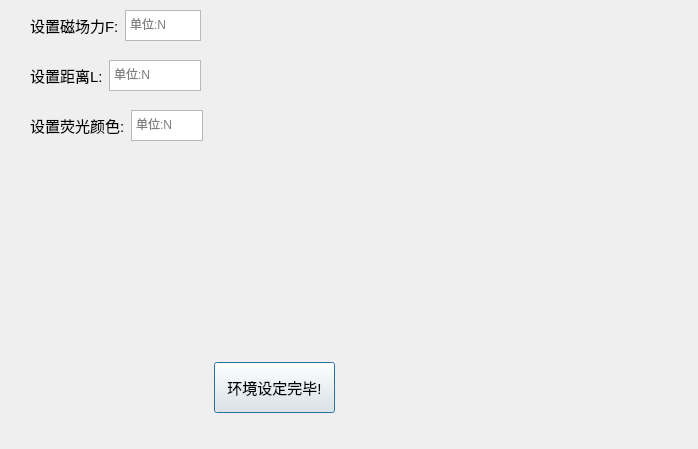
Old version of the form algorithmdialog.ui in the repository frozen521/comm2.
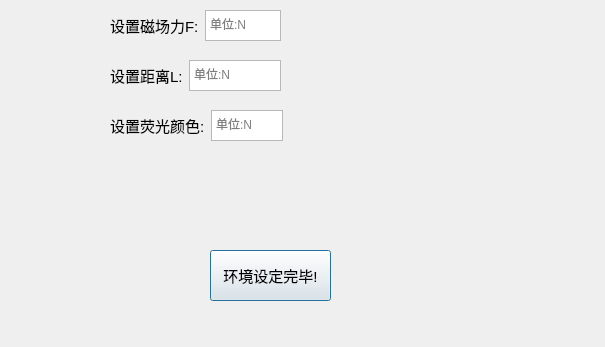
New version of the form.

What changed in the file:
```diff
--- a/algorithmdialog.ui
+++ b/algorithmdialog.ui
@@ -6,8 +6,8 @@
    <rect>
     <x>0</x>
     <y>0</y>
-    <width>698</width>
-    <height>449</height>
+    <width>605</width>
+    <height>347</height>
    </rect>
   </property>
   <property name="font">
@@ -22,7 +22,7 @@
   <widget class="QWidget" name="layoutWidget">
    <property name="geometry">
     <rect>
-     <x>30</x>
+     <x>110</x>
      <y>60</y>
      <width>171</width>
      <height>31</height>
@@ -53,7 +53,7 @@
   <widget class="QWidget" name="layoutWidget_2">
    <property name="geometry">
     <rect>
-     <x>30</x>
+     <x>110</x>
      <y>110</y>
      <width>173</width>
      <height>31</height>
@@ -84,8 +84,8 @@
   <widget class="QPushButton" name="pushButton">
    <property name="geometry">
     <rect>
-     <x>214</x>
-     <y>362</y>
+     <x>210</x>
+     <y>250</y>
      <width>121</width>
      <height>51</height>
     </rect>
@@ -97,7 +97,7 @@
   <widget class="QWidget" name="">
    <property name="geometry">
     <rect>
-     <x>30</x>
+     <x>110</x>
      <y>10</y>
      <width>171</width>
      <height>31</height>
```
